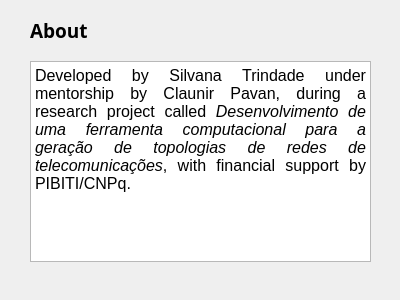
Old version of the form about.ui in the repository Trindad/network-topologies-generator-frontend.
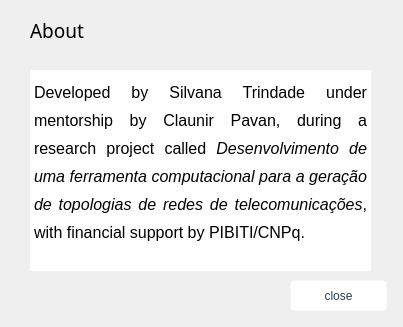
New version of the form.

Commit message: Estilizando janela de about.

What changed in the file:
```diff
--- a/about.ui
+++ b/about.ui
@@ -6,8 +6,8 @@
    <rect>
     <x>0</x>
     <y>0</y>
-    <width>400</width>
-    <height>300</height>
+    <width>403</width>
+    <height>327</height>
    </rect>
   </property>
   <property name="windowTitle">
@@ -26,10 +26,14 @@
     <font>
      <family>Droid Sans</family>
      <pointsize>14</pointsize>
-     <weight>75</weight>
-     <bold>true</bold>
+     <weight>9</weight>
+     <italic>false</italic>
+     <bold>false</bold>
     </font>
    </property>
+   <property name="styleSheet">
+    <string notr="true">font: 75 14pt &quot;Droid Sans&quot;;</string>
+   </property>
    <property name="text">
     <string>About</string>
    </property>
@@ -38,17 +42,46 @@
    <property name="geometry">
     <rect>
      <x>30</x>
-     <y>61</y>
+     <y>70</y>
      <width>341</width>
      <height>201</height>
     </rect>
    </property>
+   <property name="styleSheet">
+    <string notr="true">border:none;
+font: 12pt &quot;Droid Sans&quot;;
+line-height:18pt;</string>
+   </property>
    <property name="html">
     <string>&lt;!DOCTYPE HTML PUBLIC &quot;-//W3C//DTD HTML 4.0//EN&quot; &quot;http://www.w3.org/TR/REC-html40/strict.dtd&quot;&gt;
 &lt;html&gt;&lt;head&gt;&lt;meta name=&quot;qrichtext&quot; content=&quot;1&quot; /&gt;&lt;style type=&quot;text/css&quot;&gt;
 p, li { white-space: pre-wrap; }
-&lt;/style&gt;&lt;/head&gt;&lt;body style=&quot; font-family:'Cantarell'; font-size:11pt; font-weight:400; font-style:normal;&quot;&gt;
-&lt;p align=&quot;justify&quot; style=&quot; margin-top:0px; margin-bottom:0px; margin-left:0px; margin-right:0px; -qt-block-indent:0; text-indent:0px;&quot;&gt;&lt;span style=&quot; font-size:12pt;&quot;&gt;Developed by Silvana Trindade under mentorship by Claunir Pavan, during a research project called &lt;/span&gt;&lt;span style=&quot; font-size:12pt; font-style:italic;&quot;&gt;Desenvolvimento de uma ferramenta computacional para a geração de topologias de redes de telecomunicações&lt;/span&gt;&lt;span style=&quot; font-size:12pt;&quot;&gt;, with financial support by PIBITI/CNPq.&lt;/span&gt;&lt;/p&gt;&lt;/body&gt;&lt;/html&gt;</string>
+&lt;/style&gt;&lt;/head&gt;&lt;body style=&quot; font-family:'Droid Sans'; font-size:12pt; font-weight:400; font-style:normal;&quot;&gt;
+&lt;p align=&quot;justify&quot; style=&quot; margin-top:0px; margin-bottom:0px; margin-left:0px; margin-right:0px; -qt-block-indent:0; text-indent:0px; line-height:28px;&quot;&gt;&lt;span style=&quot; font-family:'Cantarell';&quot;&gt;Developed by Silvana Trindade under mentorship by Claunir Pavan, during a research project called &lt;/span&gt;&lt;span style=&quot; font-family:'Cantarell'; font-style:italic;&quot;&gt;Desenvolvimento de uma ferramenta computacional para a geração de topologias de redes de telecomunicações&lt;/span&gt;&lt;span style=&quot; font-family:'Cantarell';&quot;&gt;, with financial support by PIBITI/CNPq.&lt;/span&gt;&lt;/p&gt;&lt;/body&gt;&lt;/html&gt;</string>
+   </property>
+  </widget>
+  <widget class="QPushButton" name="pushButton">
+   <property name="geometry">
+    <rect>
+     <x>290</x>
+     <y>280</y>
+     <width>97</width>
+     <height>31</height>
+    </rect>
+   </property>
+   <property name="styleSheet">
+    <string notr="true">QPushButton{
+	background: #fff;
+	color:#2c3e50;
+	border: 1px solid transparent;
+	border-radius:4px;
+}
+QPushButton:!enabled{
+	background: #ff0000;
+}</string>
+   </property>
+   <property name="text">
+    <string>close</string>
    </property>
   </widget>
  </widget>
```
Left out of the diff: 8 changed lines with no effect on the pictures. The commit also changes 2 other files.
